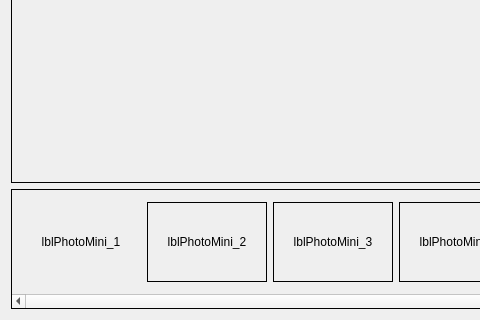
Above: Forms/CPhotoAlbum.ui from skynowa/xxxdb before the change; both pictures show x 0 to 480 and y 280 to 600 of the 800 by 600 pixel window. Below: the same form after it.
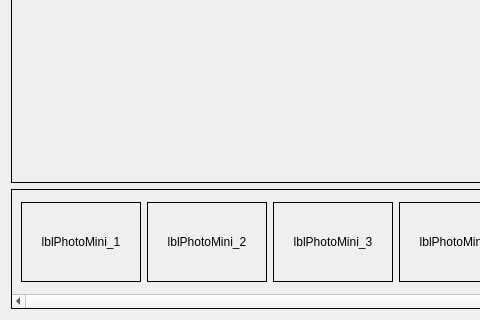
That is the form after the change.

What changed in the file:
```diff
--- a/Forms/CPhotoAlbum.ui
+++ b/Forms/CPhotoAlbum.ui
@@ -88,6 +88,9 @@
              <height>80</height>
             </size>
            </property>
+           <property name="frameShape">
+            <enum>QFrame::Box</enum>
+           </property>
            <property name="text">
             <string>lblPhotoMini_1</string>
            </property>
```
